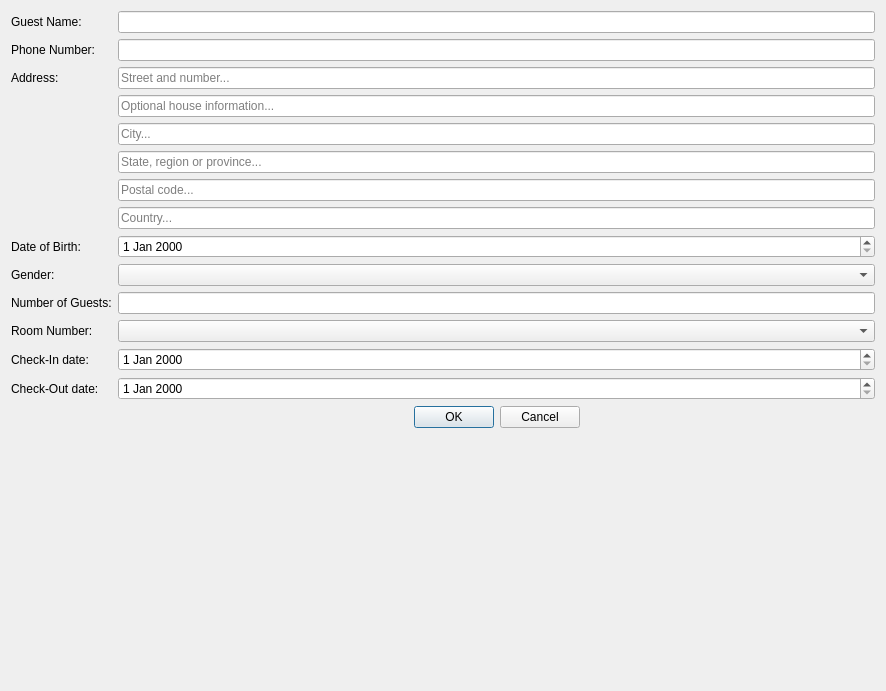
Old version of the form hotel/reservationstab/editreservationdialog.ui in the repository jgtim/itvitae-cpp-hotelrestaurantapplication.
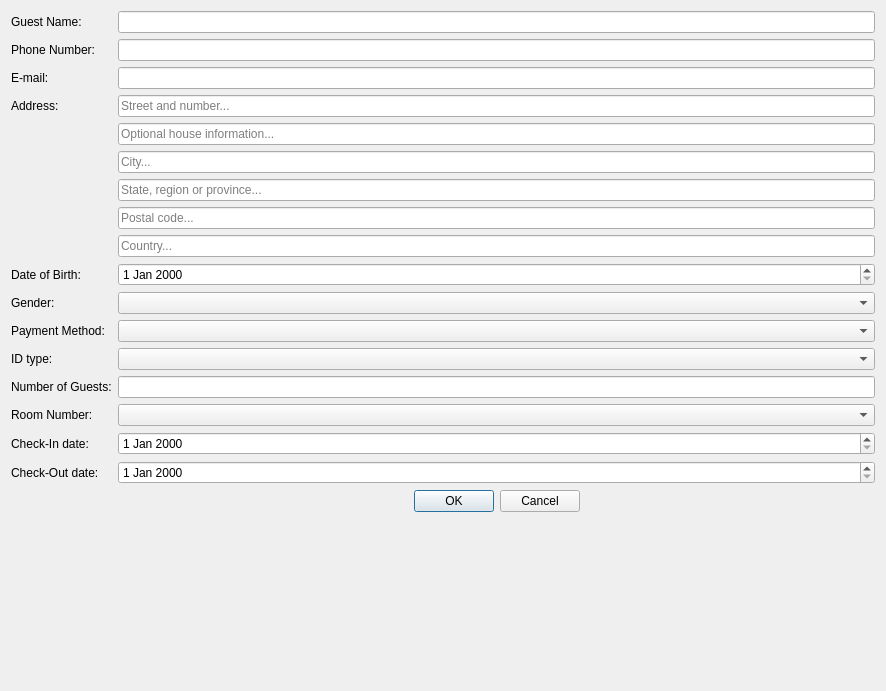
New version of the form.

Commit message: added email field,  Payment Method and IDType, also to UI. Added Payment status to Reservation struct only

The edit to the form file:
```diff
--- a/hotel/reservationstab/editreservationdialog.ui
+++ b/hotel/reservationstab/editreservationdialog.ui
@@ -24,28 +24,144 @@
    <item row="0" column="1">
     <widget class="QLineEdit" name="nameEdit"/>
    </item>
-   <item row="11" column="0">
+   <item row="1" column="0">
+    <widget class="QLabel" name="phoneNumberLabel">
+     <property name="text">
+      <string>Phone Number:</string>
+     </property>
+    </widget>
+   </item>
+   <item row="1" column="1">
+    <widget class="QLineEdit" name="phoneNumberEdit"/>
+   </item>
+   <item row="3" column="0">
+    <widget class="QLabel" name="addresLabel">
+     <property name="text">
+      <string>Address:</string>
+     </property>
+    </widget>
+   </item>
+   <item row="3" column="1">
+    <widget class="QLineEdit" name="addressEdit1">
+     <property name="text">
+      <string/>
+     </property>
+     <property name="placeholderText">
+      <string>Street and number...</string>
+     </property>
+    </widget>
+   </item>
+   <item row="4" column="1">
+    <widget class="QLineEdit" name="addressEdit2">
+     <property name="text">
+      <string/>
+     </property>
+     <property name="placeholderText">
+      <string>Optional house information...</string>
+     </property>
+    </widget>
+   </item>
+   <item row="5" column="1">
+    <widget class="QLineEdit" name="addressEdit3">
+     <property name="text">
+      <string/>
+     </property>
+     <property name="placeholderText">
+      <string>City...</string>
+     </property>
+    </widget>
+   </item>
+   <item row="6" column="1">
+    <widget class="QLineEdit" name="addressEdit4">
+     <property name="text">
+      <string/>
+     </property>
+     <property name="placeholderText">
+      <string>State, region or province...</string>
+     </property>
+    </widget>
+   </item>
+   <item row="7" column="1">
+    <widget class="QLineEdit" name="addressEdit5">
+     <property name="text">
+      <string/>
+     </property>
+     <property name="placeholderText">
+      <string>Postal code...</string>
+     </property>
+    </widget>
+   </item>
+   <item row="8" column="1">
+    <widget class="QLineEdit" name="addressEdit6">
+     <property name="text">
+      <string/>
+     </property>
+     <property name="placeholderText">
+      <string>Country...</string>
+     </property>
+    </widget>
+   </item>
+   <item row="9" column="0">
+    <widget class="QLabel" name="dateOfBirthLabel">
+     <property name="text">
+      <string>Date of Birth:</string>
+     </property>
+    </widget>
+   </item>
+   <item row="9" column="1">
+    <widget class="QDateEdit" name="dateOfBirthEdit"/>
+   </item>
+   <item row="10" column="0">
+    <widget class="QLabel" name="genderLabel">
+     <property name="text">
+      <string>Gender:</string>
+     </property>
+    </widget>
+   </item>
+   <item row="10" column="1">
+    <widget class="QComboBox" name="genderComboBox"/>
+   </item>
+   <item row="13" column="0">
+    <widget class="QLabel" name="guestNumLabel">
+     <property name="text">
+      <string>Number of Guests:</string>
+     </property>
+    </widget>
+   </item>
+   <item row="13" column="1">
+    <widget class="QLineEdit" name="guestNumEdit"/>
+   </item>
+   <item row="14" column="0">
     <widget class="QLabel" name="roomNumberLabel">
      <property name="text">
       <string>Room Number:</string>
      </property>
     </widget>
    </item>
-   <item row="12" column="0">
+   <item row="14" column="1">
+    <widget class="QComboBox" name="roomEdit"/>
+   </item>
+   <item row="15" column="0">
     <widget class="QLabel" name="checkInDateLabel">
      <property name="text">
       <string>Check-In date:</string>
      </property>
     </widget>
    </item>
-   <item row="13" column="0">
+   <item row="15" column="1">
+    <widget class="QDateEdit" name="checkInEdit"/>
+   </item>
+   <item row="16" column="0">
     <widget class="QLabel" name="checkOutDateLabel">
      <property name="text">
       <string>Check-Out date:</string>
      </property>
     </widget>
    </item>
-   <item row="14" column="1">
+   <item row="16" column="1">
+    <widget class="QDateEdit" name="checkOutEdit"/>
+   </item>
+   <item row="17" column="1">
     <widget class="QDialogButtonBox" name="EditReservationButtonBox">
      <property name="orientation">
       <enum>Qt::Orientation::Horizontal</enum>
@@ -58,121 +174,35 @@
      </property>
     </widget>
    </item>
+   <item row="11" column="0">
+    <widget class="QLabel" name="paymentMethodLabel">
+     <property name="text">
+      <string>Payment Method:</string>
+     </property>
+    </widget>
+   </item>
+   <item row="11" column="1">
+    <widget class="QComboBox" name="paymentMethodComboBox"/>
+   </item>
+   <item row="12" column="0">
+    <widget class="QLabel" name="IDTypeLabel">
+     <property name="text">
+      <string>ID type:</string>
+     </property>
+    </widget>
+   </item>
    <item row="12" column="1">
-    <widget class="QDateEdit" name="checkInEdit"/>
-   </item>
-   <item row="13" column="1">
-    <widget class="QDateEdit" name="checkOutEdit"/>
-   </item>
-   <item row="1" column="1">
-    <widget class="QLineEdit" name="phoneNumberEdit"/>
-   </item>
-   <item row="1" column="0">
-    <widget class="QLabel" name="phoneNumberLabel">
-     <property name="text">
-      <string>Phone Number:</string>
-     </property>
-    </widget>
+    <widget class="QComboBox" name="IDTypeComboBox"/>
    </item>
    <item row="2" column="0">
-    <widget class="QLabel" name="addresLabel">
+    <widget class="QLabel" name="emailLabel">
      <property name="text">
-      <string>Address:</string>
+      <string>E-mail: </string>
      </property>
     </widget>
    </item>
-   <item row="7" column="1">
-    <widget class="QLineEdit" name="addressEdit6">
-     <property name="text">
-      <string/>
-     </property>
-     <property name="placeholderText">
-      <string>Country...</string>
-     </property>
-    </widget>
-   </item>
-   <item row="6" column="1">
-    <widget class="QLineEdit" name="addressEdit5">
-     <property name="text">
-      <string/>
-     </property>
-     <property name="placeholderText">
-      <string>Postal code...</string>
-     </property>
-    </widget>
-   </item>
-   <item row="5" column="1">
-    <widget class="QLineEdit" name="addressEdit4">
-     <property name="text">
-      <string/>
-     </property>
-     <property name="placeholderText">
-      <string>State, region or province...</string>
-     </property>
-    </widget>
-   </item>
-   <item row="4" column="1">
-    <widget class="QLineEdit" name="addressEdit3">
-     <property name="text">
-      <string/>
-     </property>
-     <property name="placeholderText">
-      <string>City...</string>
-     </property>
-    </widget>
-   </item>
-   <item row="3" column="1">
-    <widget class="QLineEdit" name="addressEdit2">
-     <property name="text">
-      <string/>
-     </property>
-     <property name="placeholderText">
-      <string>Optional house information...</string>
-     </property>
-    </widget>
-   </item>
-   <item row="8" column="0">
-    <widget class="QLabel" name="dateOfBirthLabel">
-     <property name="text">
-      <string>Date of Birth:</string>
-     </property>
-    </widget>
-   </item>
-   <item row="10" column="0">
-    <widget class="QLabel" name="guestNumLabel">
-     <property name="text">
-      <string>Number of Guests:</string>
-     </property>
-    </widget>
-   </item>
-   <item row="8" column="1">
-    <widget class="QDateEdit" name="dateOfBirthEdit"/>
-   </item>
    <item row="2" column="1">
-    <widget class="QLineEdit" name="addressEdit1">
-     <property name="text">
-      <string/>
-     </property>
-     <property name="placeholderText">
-      <string>Street and number...</string>
-     </property>
-    </widget>
-   </item>
-   <item row="10" column="1">
-    <widget class="QLineEdit" name="guestNumEdit"/>
-   </item>
-   <item row="9" column="0">
-    <widget class="QLabel" name="genderLabel">
-     <property name="text">
-      <string>Gender:</string>
-     </property>
-    </widget>
-   </item>
-   <item row="9" column="1">
-    <widget class="QComboBox" name="genderComboBox"/>
-   </item>
-   <item row="11" column="1">
-    <widget class="QComboBox" name="roomEdit"/>
+    <widget class="QLineEdit" name="emailEdit"/>
    </item>
   </layout>
  </widget>
```
The commit also changes 9 other files.
